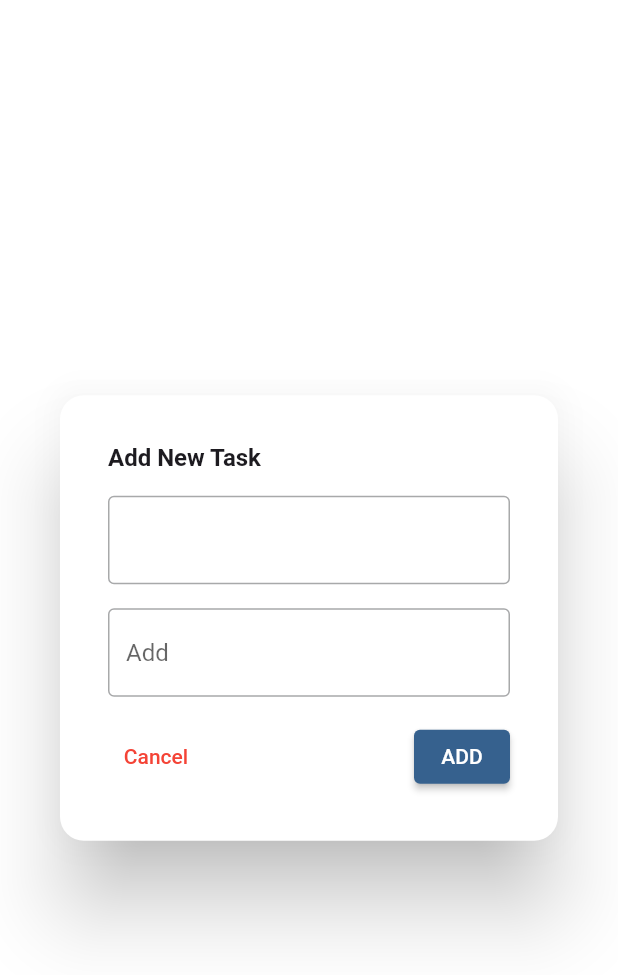
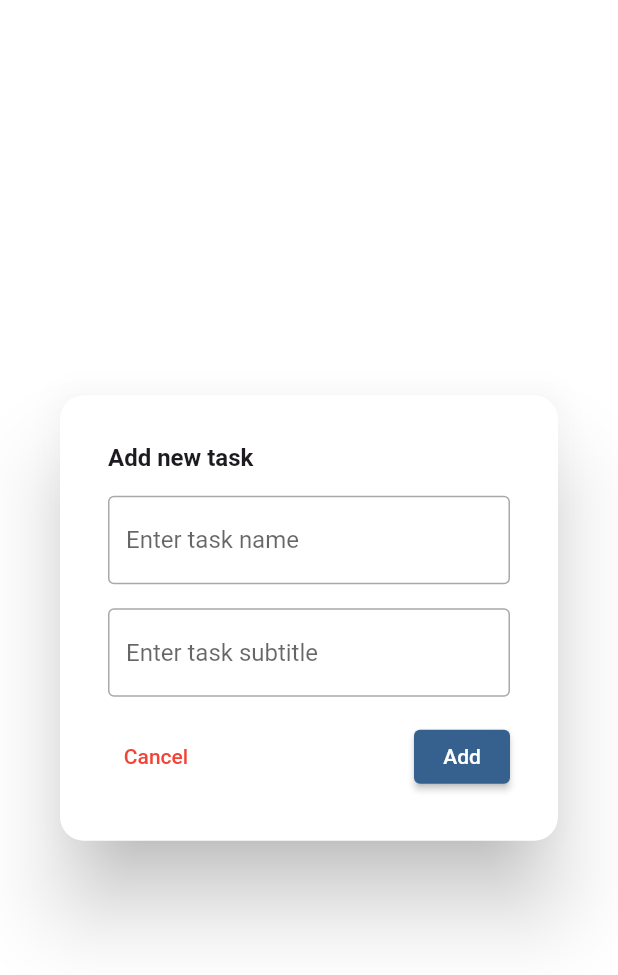
Before and after one commit to Nick-800/to_do, a Flutter app: the AddTaskDialog widget shown alone on an empty page, opened directly with empty values, on a phone screen of 412 x 824 dp. Shown: the top 975 px of the screen. Run offline on Flutter 3.47's test engine with Material 3 defaults, Android fonts, the phone set to English and light mode, and no system bars; our stand-ins replace google_fonts, shared_preferences, timeago; accounts and stored records are empty; generated files the repository leaves out were written again; Roboto replaces fonts that are missing (Cairo).

```diff
--- a/lib/l10n/app_ar.arb
+++ b/lib/l10n/app_ar.arb
@@ -13,5 +13,6 @@
     "completed": "شطبنا",
     "title": "العنوان",
     "subtitle": "وصف",
-    "please": "ارجوك"
+    "please": "ارجوك",
+    "addnewtask": "إضافة مهمة جديدة"
 }
--- a/lib/l10n/app_en.arb
+++ b/lib/l10n/app_en.arb
@@ -13,5 +13,6 @@
     "completed": "Completed",
     "title": "Title",
     "subtitle": "Subtitle",
-    "please": "Please"
+    "please": "Please",
+    "addnewtask": "Add new task"
 }
--- a/lib/l10n/app_es.arb
+++ b/lib/l10n/app_es.arb
@@ -13,5 +13,6 @@
     "completed": "terminada",
     "title": "título",
     "subtitle": "subtitular",
-    "please": "Por  favor"
+    "please": "Por  favor",
+    "addnewtask":"agregar nueva tarea"
 }
--- a/lib/widgets/dialogs/add_task_dialog.dart
+++ b/lib/widgets/dialogs/add_task_dialog.dart
@@ -10,6 +10,7 @@ class AddTaskDialog extends StatefulWidget {
   final TextEditingController titleController;
   final TextEditingController subTitleController;
   final Function onTap;
+
   @override
   State<AddTaskDialog> createState() => _AddTaskDialogState();
 }
@@ -19,6 +20,8 @@ class _AddTaskDialogState extends State<AddTaskDialog> {
 
   @override
   Widget build(BuildContext context) {
+            AppLocalizations localizations = AppLocalizations.of(context)!;
+
     return Dialog(
       shape: RoundedRectangleBorder(borderRadius: BorderRadius.circular(16)),
       child: Padding(
@@ -29,9 +32,9 @@ class _AddTaskDialogState extends State<AddTaskDialog> {
             mainAxisSize: MainAxisSize.min,
             crossAxisAlignment: CrossAxisAlignment.start,
             children: [
-              const Text(
-                "Add New Task",
-                style: TextStyle(fontSize: 16, fontWeight: FontWeight.bold),
+               Text(
+                localizations.addnewtask,
+                style: const TextStyle(fontSize: 16, fontWeight: FontWeight.bold),
               ),
               const SizedBox(
                 height: 16,
@@ -45,19 +48,19 @@ class _AddTaskDialogState extends State<AddTaskDialog> {
                   }
 
                   if (value.length < 3) {
-                    return "Please Enter Valid Task Title";
+                    return localizations.please + localizations.entertaskname;
                   }
                   return null;
                 },
-                decoration: const InputDecoration(
-                    hintText: "", border: OutlineInputBorder()),
+                decoration:  InputDecoration(
+                    hintText: localizations.entertaskname, border: OutlineInputBorder()),
               ),
               const SizedBox(
                 height: 16,
               ),
               TextFormField(
                 decoration:  InputDecoration(
-                    hintText: AppLocalizations.of(context)!.add ,
+                    hintText: localizations.entertasksubtitle ,
                     border: const OutlineInputBorder()),
                 controller: widget.subTitleController,
               ),
@@ -73,9 +76,9 @@ class _AddTaskDialogState extends State<AddTaskDialog> {
                         widget.subTitleController.clear();
                         Navigator.pop(context);
                       },
-                      child: const Text(
-                        "Cancel",
-                        style: TextStyle(color: Colors.red),
+                      child:  Text(
+                        localizations.cancel,
+                        style: const TextStyle(color: Colors.red),
                       )),
                   ElevatedButton(
                       onPressed: () {
@@ -83,7 +86,7 @@ class _AddTaskDialogState extends State<AddTaskDialog> {
                           widget.onTap();
                         }
                       },
-                      child: const Text("ADD")),
+                      child:  Text(localizations.add)),
                 ],
               )
             ],
```
Also changed, not shown: lib/screens/home_screen.dart (+5 -6 lines), lib/widgets/clickables/lang_pick.dart (+2 -5 lines), pubspec.yaml (+14 -1 lines), assets/ic_launcher.png (added), assets/ic_launcher_background.png (added), assets/ic_launcher_foreground.png (added), assets/ic_launcher_monochrome.png (added), assets/play_store_512.png (added), pubspec.lock, 39 other files.
